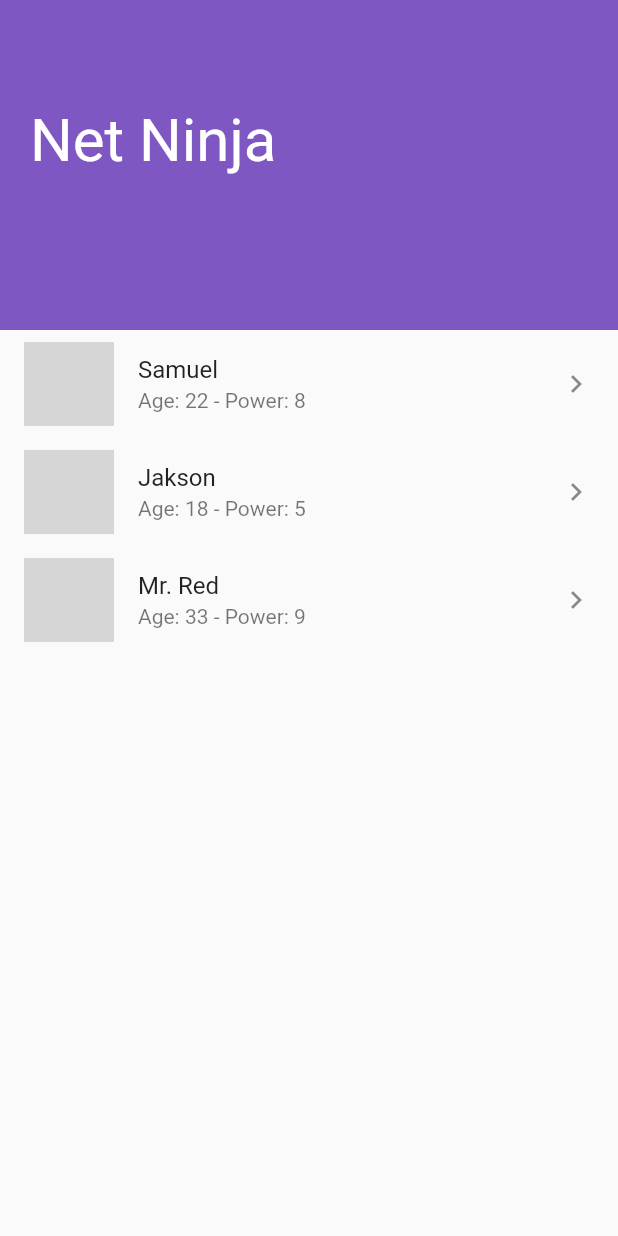
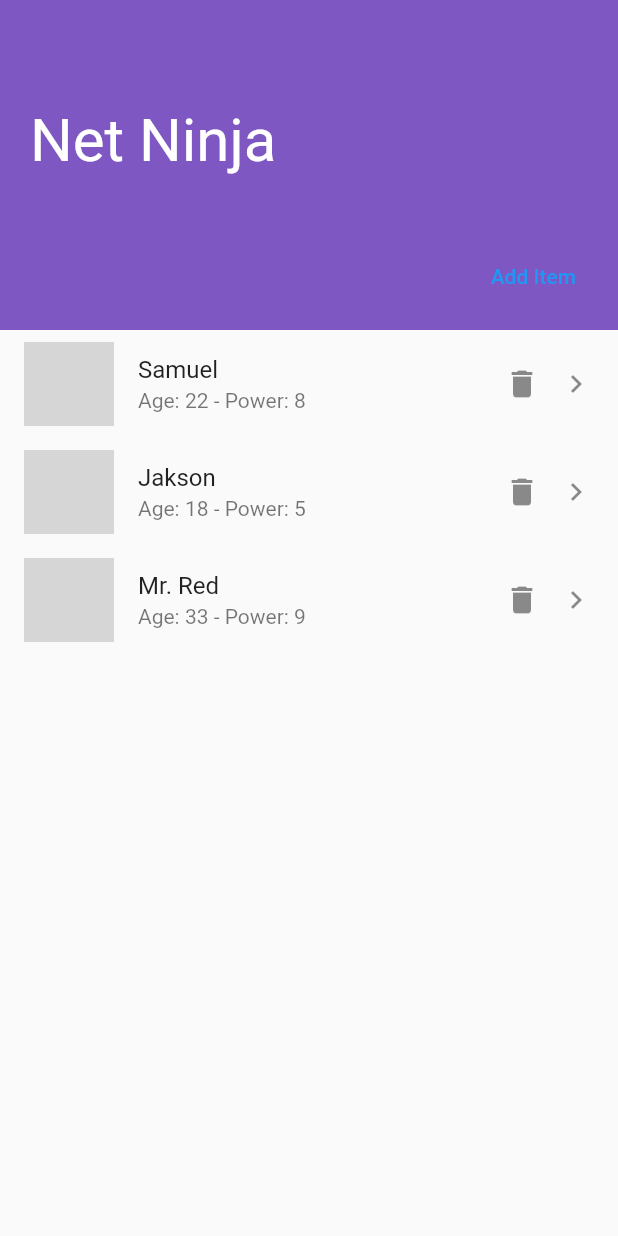
Before and after one commit to hasansujon786/flutter_book, a Flutter app: the screen it shows after launch, after a tap on "Basic Animation", on a phone screen of 412 x 824 dp. Run offline on Flutter 3.47's test engine with Material 2 defaults, Android fonts, the phone set to English and light mode, and no system bars; network calls fail; grey boxes are pictures that could not be loaded.

Commit message:
feat(anim): add ninja list animation

```diff
--- a/lib/pages/animation/basic/home.dart
+++ b/lib/pages/animation/basic/home.dart
@@ -13,17 +13,86 @@ class BasicAnimationHome extends StatefulWidget {
 
 class _BasicAnimationHomeState extends State<BasicAnimationHome> {
   final double _headerHeight = 220;
+  final _listKey = GlobalKey<AnimatedListState>();
+  final _offsetTween = Tween(begin: const Offset(0.5, 0), end: Offset.zero).chain(
+    CurveTween(curve: Curves.fastOutSlowIn),
+  );
+
+  var ft = Future(() {});
+  final List<NinjaData> _ninjaListTiles = [];
+
+  @override
+  void initState() {
+    super.initState();
+    WidgetsBinding.instance.addPostFrameCallback((_) {
+      ninjasData.forEach(initNinjas);
+    });
+  }
+
+  void initNinjas(NinjaData ninja) {
+    ft = ft.then((_) {
+      return Future.delayed(const Duration(milliseconds: 50), () {
+        addNinja(ninja);
+      });
+    });
+  }
+
+  void addNinja(NinjaData ninja) {
+    final nextIndex = _ninjaListTiles.length;
+    _ninjaListTiles.add(ninja);
+    _listKey.currentState?.insertItem(nextIndex);
+  }
+
+  void removeNinja(int index) {
+    var removedItem = _ninjaListTiles[index];
+    _ninjaListTiles.removeAt(index);
+    _listKey.currentState?.removeItem(index, (context, animation) {
+      return FadeTransition(
+        opacity: animation,
+        child: SizeTransition(
+          sizeFactor: animation,
+          child: NinjaTile(index, ninja: removedItem, onDelete: (idx) {}),
+        ),
+      );
+    });
+  }
 
   @override
   Widget build(BuildContext context) {
     return Scaffold(
       body: Column(
         children: [
-          Container(
+          buildHeader(context),
+          SizedBox(
+            height: MediaQuery.of(context).size.height - _headerHeight,
+            child: AnimatedList(
+              key: _listKey,
+              initialItemCount: _ninjaListTiles.length,
+              itemBuilder: (BuildContext context, int index, animation) {
+                return FadeTransition(
+                  opacity: animation,
+                  child: SlideTransition(
+                    position: animation.drive(_offsetTween),
+                    child: NinjaTile(index, ninja: _ninjaListTiles[index], onDelete: removeNinja),
+                  ),
+                );
+              },
+            ),
+          ),
+        ],
+      ),
+    );
+  }
+
+  Container buildHeader(BuildContext context) {
+    return Container(
       height: _headerHeight,
       width: double.infinity,
       color: Colors.deepPurple.shade400,
-            child: Padding(
+      child: Column(
+        crossAxisAlignment: CrossAxisAlignment.start,
+        children: [
+          Padding(
             padding: const EdgeInsets.only(top: 70),
             child: TweenAnimationBuilder(
               child: Text(
@@ -44,16 +113,30 @@ class _BasicAnimationHomeState extends State<BasicAnimationHome> {
               },
             ),
           ),
+          const Spacer(),
+          Row(
+            mainAxisAlignment: MainAxisAlignment.end,
+            children: [
+              Padding(
+                padding: const EdgeInsets.symmetric(horizontal: 20),
+                child: TextButton(
+                    onPressed: () {
+                      var _ninja = (List.of(ninjasData)..shuffle()).first;
+                      var ninja = NinjaData(
+                        id: DateTime.now().toString(),
+                        name: _ninja.name,
+                        age: _ninja.age,
+                        power: _ninja.power,
+                      );
+
+                      _ninjaListTiles.insert(0, ninja);
+                      _listKey.currentState?.insertItem(0);
+                    },
+                    child: const Text('Add Item')),
               ),
-          SizedBox(
-            height: MediaQuery.of(context).size.height - _headerHeight,
-            child: ListView.builder(
-              itemCount: ninjas.length,
-              itemBuilder: (BuildContext context, int index) {
-                return NinjaTile(ninja: ninjas[index]);
-              },
+            ],
           ),
-          ),
+          const SizedBox(height: 12)
         ],
       ),
     );
@@ -61,10 +144,14 @@ class _BasicAnimationHomeState extends State<BasicAnimationHome> {
 }
 
 class NinjaTile extends StatelessWidget {
-  final Ninja ninja;
-  const NinjaTile({
+  final int index;
+  final NinjaData ninja;
+  final void Function(int) onDelete;
+  const NinjaTile(
+    this.index, {
     Key? key,
     required this.ninja,
+    required this.onDelete,
   }) : super(key: key);
 
   @override
@@ -89,7 +176,16 @@ class NinjaTile extends StatelessWidget {
       ),
       title: Text(ninja.name),
       subtitle: Text('Age: ${ninja.age} - Power: ${ninja.power}'),
-      trailing: const Icon(Icons.chevron_right),
+      trailing: SizedBox(
+        width: 80,
+        child: Row(
+          mainAxisAlignment: MainAxisAlignment.end,
+          children: [
+            IconButton(onPressed: () => onDelete(index), icon: const Icon(Icons.delete)),
+            const Icon(Icons.chevron_right),
+          ],
+        ),
+      ),
       onTap: () {
         Navigator.pushNamed(context, NinjaPage.routeName, arguments: ninja);
       },
--- a/lib/pages/animation/basic/models/ninja.dart
+++ b/lib/pages/animation/basic/models/ninja.dart
@@ -1,14 +1,14 @@
-class Ninja {
+class NinjaData {
   final String id;
   final String name;
   final int age;
   final int power;
 
-  Ninja({required this.id, required this.name, required this.age, required this.power});
+  NinjaData({required this.id, required this.name, required this.age, required this.power});
 }
 
-final ninjas = [
-  Ninja(id: '0', name: 'Samuel', age: 22, power: 8),
-  Ninja(id: '1', name: 'Jakson', age: 18, power: 5),
-  Ninja(id: '2', name: 'Mr. Red', age: 33, power: 9),
+final ninjasData = [
+  NinjaData(id: '0', name: 'Samuel', age: 22, power: 8),
+  NinjaData(id: '1', name: 'Jakson', age: 18, power: 5),
+  NinjaData(id: '2', name: 'Mr. Red', age: 33, power: 9),
 ];
--- a/lib/pages/animation/basic/ninja_page.dart
+++ b/lib/pages/animation/basic/ninja_page.dart
@@ -1,5 +1,6 @@
 import 'package:flutter/material.dart';
-import 'package:flutter_book/pages/animation/basic/models/ninja.dart';
+
+import 'models/ninja.dart';
 
 class NinjaPage extends StatefulWidget {
   const NinjaPage({Key? key}) : super(key: key);
@@ -12,7 +13,7 @@ class NinjaPage extends StatefulWidget {
 class _NinjaPageState extends State<NinjaPage> {
   @override
   Widget build(BuildContext context) {
-    final ninja = ModalRoute.of(context)!.settings.arguments as Ninja;
+    final ninja = ModalRoute.of(context)!.settings.arguments as NinjaData;
 
     return Scaffold(
       extendBodyBehindAppBar: true,
```
Lines whose indentation alone changed are shown as unchanged.
